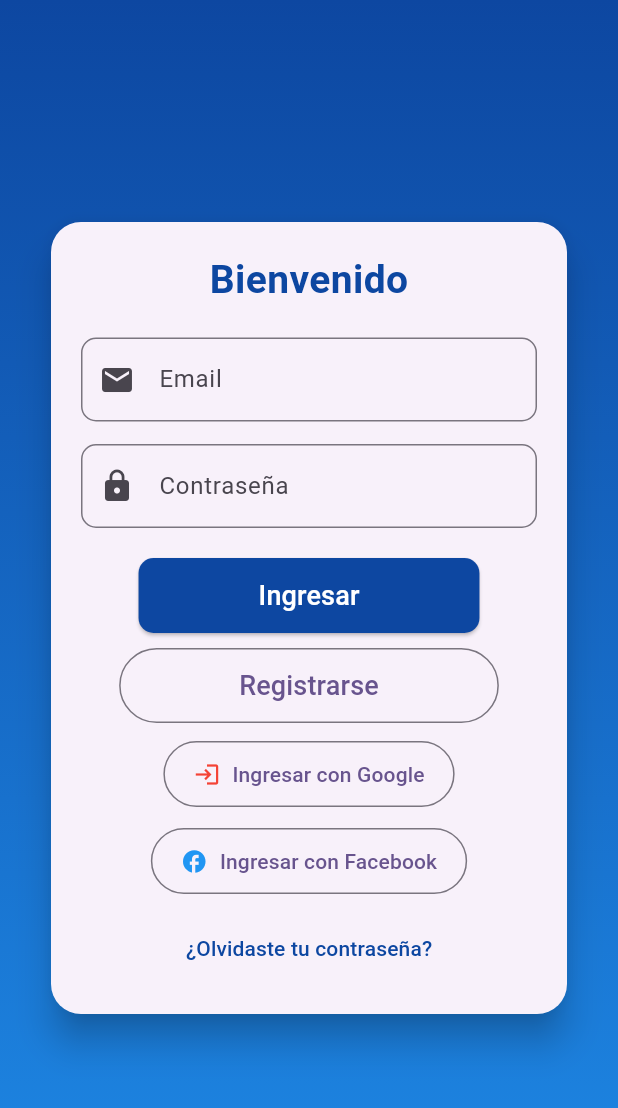
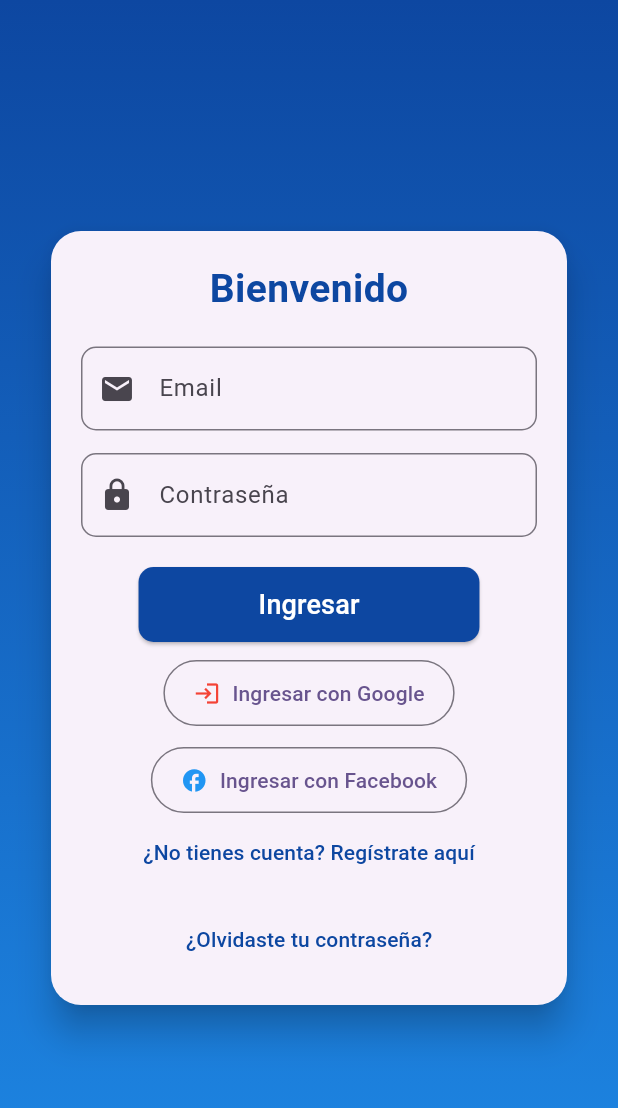
Before and after one commit to No-Country-simulation/equipo-c24-76-ft-mobile, a Flutter app: the LoginScreen screen opened by its route, on a phone screen of 412 x 824 dp. Shown: the top 1108 px of the screen. Run offline on Flutter 3.47's test engine with Material 3 defaults, Android fonts, the phone set to English and light mode, and no system bars; our stand-ins replace firebase_auth, google_sign_in, image_picker, permission_handler, supabase_flutter; missing offline and left inert: flutter_facebook_auth; accounts and stored records are empty.

```diff
--- a/mobile/lib/screens/login_screen.dart
+++ b/mobile/lib/screens/login_screen.dart
@@ -70,7 +70,6 @@ class _LoginScreenState extends State<LoginScreen> {
     }
   }
 
-
   /// 🔹 Iniciar sesión con Facebook
   Future<void> _signInWithFacebook() async {
     try {
@@ -84,18 +83,22 @@ class _LoginScreenState extends State<LoginScreen> {
 
   /// 🔹 Mostrar errores
   void _showError(String message) {
-    ScaffoldMessenger.of(context).showSnackBar(SnackBar(
+    ScaffoldMessenger.of(context).showSnackBar(
+      SnackBar(
         content: Text(message, style: TextStyle(color: Colors.white)),
         backgroundColor: Colors.red,
-    ));
+      ),
+    );
   }
 
   /// 🔹 Mostrar éxito
   void _showSuccess(String message) {
-    ScaffoldMessenger.of(context).showSnackBar(SnackBar(
+    ScaffoldMessenger.of(context).showSnackBar(
+      SnackBar(
         content: Text(message, style: TextStyle(color: Colors.white)),
         backgroundColor: Colors.green,
-    ));
+      ),
+    );
   }
 
   @override
@@ -179,7 +182,9 @@ class _LoginScreenState extends State<LoginScreen> {
                                       borderRadius: BorderRadius.circular(10),
                                     ),
                                     padding: EdgeInsets.symmetric(
-                                          vertical: 12, horizontal: 80),
+                                      vertical: 12,
+                                      horizontal: 80,
+                                    ),
                                   ),
                                   child: Text(
                                     "Ingresar",
@@ -189,18 +194,7 @@ class _LoginScreenState extends State<LoginScreen> {
                                     ),
                                   ),
                                 ),
-                                  SizedBox(height: 10),
-                                  OutlinedButton(
-                                    onPressed: _signUp,
-                                    style: OutlinedButton.styleFrom(
-                                      padding: EdgeInsets.symmetric(
-                                          vertical: 12, horizontal: 80),
-                                    ),
-                                    child: Text(
-                                      "Registrarse",
-                                      style: TextStyle(fontSize: 18),
-                                    ),
-                                  ),
+
                                 SizedBox(height: 10),
                                 OutlinedButton.icon(
                                   onPressed: _signInWithGoogle,
@@ -208,20 +202,36 @@ class _LoginScreenState extends State<LoginScreen> {
                                   label: Text("Ingresar con Google"),
                                   style: OutlinedButton.styleFrom(
                                     padding: EdgeInsets.symmetric(
-                                          vertical: 12, horizontal: 20),
+                                      vertical: 12,
+                                      horizontal: 20,
+                                    ),
                                   ),
                                 ),
                                 SizedBox(height: 10),
                                 OutlinedButton.icon(
                                   onPressed: _signInWithFacebook,
-                                    icon: Icon(Icons.facebook, color: Colors.blue),
+                                  icon: Icon(
+                                    Icons.facebook,
+                                    color: Colors.blue,
+                                  ),
                                   label: Text("Ingresar con Facebook"),
                                   style: OutlinedButton.styleFrom(
                                     padding: EdgeInsets.symmetric(
-                                          vertical: 12, horizontal: 20),
+                                      vertical: 12,
+                                      horizontal: 20,
+                                    ),
                                   ),
                                 ),
                               ],
+                            ),
+                        TextButton(
+                          onPressed: () {
+                            Navigator.pushNamed(context, '/register');
+                          },
+                          child: Text(
+                            "¿No tienes cuenta? Regístrate aquí",
+                            style: TextStyle(color: Colors.blue.shade900),
+                          ),
                         ),
                         SizedBox(height: 10),
                         TextButton(
```
Also changed, not shown: mobile/lib/screens/register_screen.dart (+60 -34 lines). Lines whose indentation alone changed are shown as unchanged.
